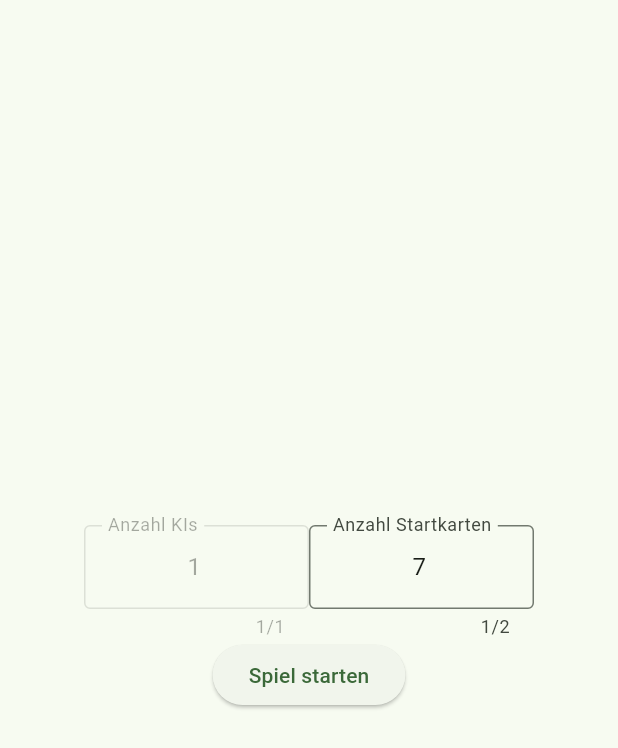
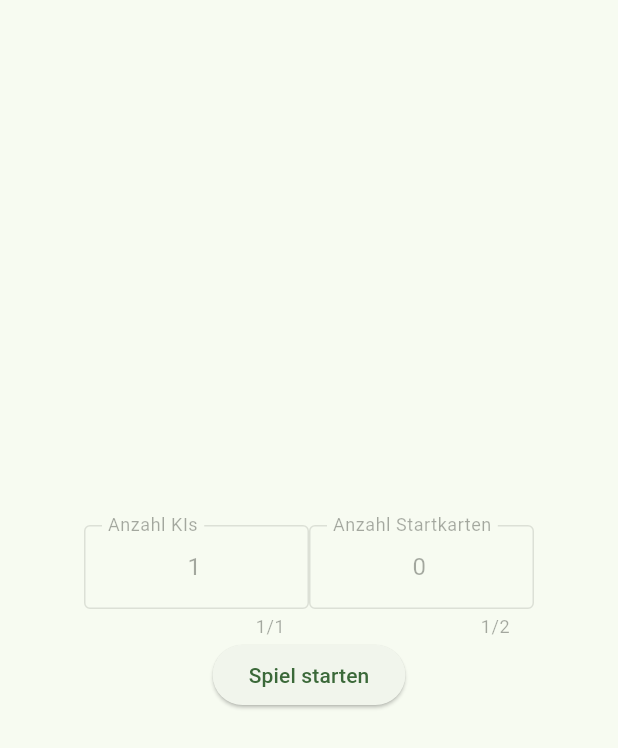
Before and after one commit to Git-Account73/DOS-APP-BETA, a Flutter app: the screen it shows after launch, on a phone screen of 412 x 824 dp. Shown: the top 748 px of the screen. Run offline on Flutter 3.47's test engine with Material 3 defaults, Android fonts, the phone set to English and light mode, and no system bars.

Commit message:
Startkarten-TextField disabled

```diff
--- a/lib/homeScreen.dart
+++ b/lib/homeScreen.dart
@@ -14,7 +14,7 @@ class HomeScreen extends StatefulWidget
 class HomescreenState extends State<HomeScreen>
 {
   bool _textfieldempty = false;
-  final _textKartenControler = TextEditingController(text: '7',);
+  final _textKartenControler = TextEditingController(text: '0',);
   final _textKIsControler = TextEditingController(text: '1',);
 
   @override
@@ -59,6 +59,7 @@ class HomescreenState extends State<HomeScreen>
                     SizedBox(
                         width: 150,
                         child: TextField(
+                          enabled: false,
                           textAlign: TextAlign.center,
                           keyboardType: TextInputType.numberWithOptions(signed: false, decimal: false),
                           maxLength: 2,
```
